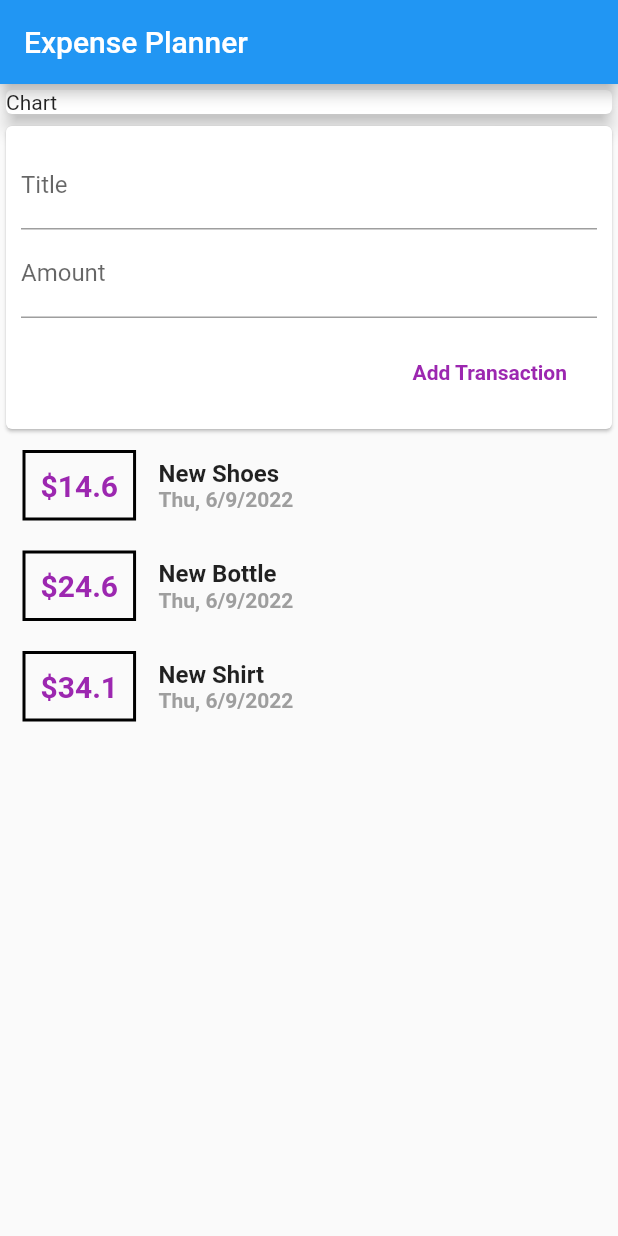
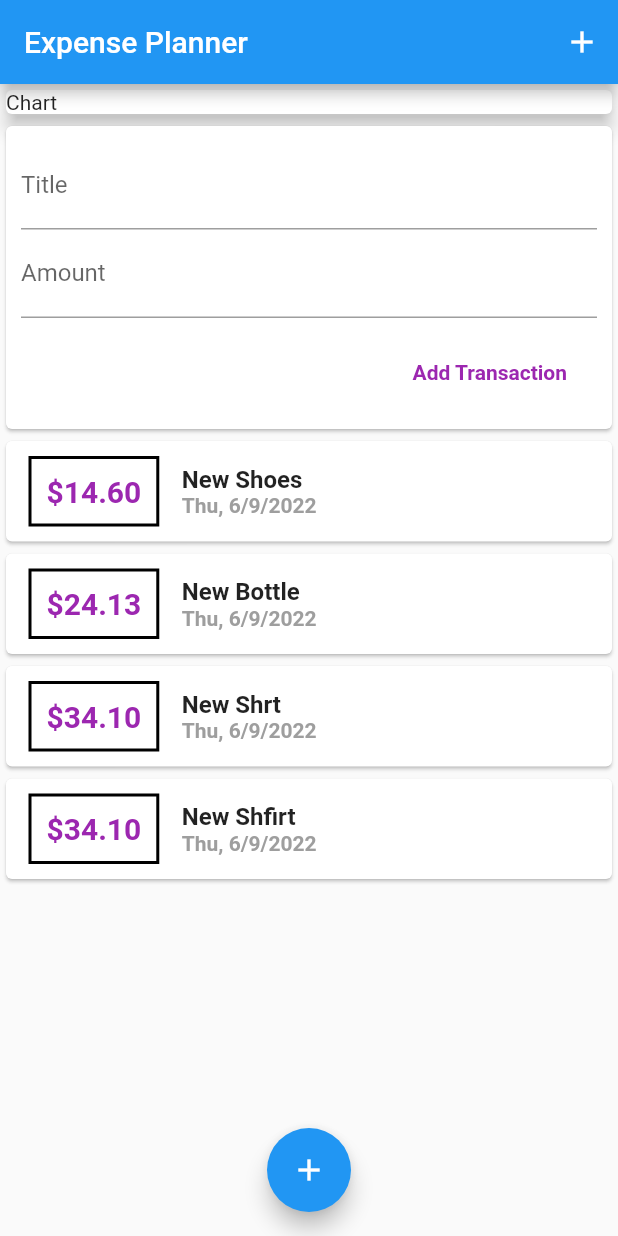
Before and after one commit to mzbudi/Flutter-Expense-Planner, a Flutter app: the screen it shows after launch, after a tap on "Add Transaction", on a phone screen of 412 x 824 dp. Run offline on Flutter 3.47's test engine with Material 2 defaults, Android fonts, the phone set to English and light mode, and no system bars.

Commit message:
add : form validation, home float button blueprint

```diff
--- a/lib/main.dart
+++ b/lib/main.dart
@@ -15,10 +15,18 @@ class Home extends StatelessWidget {
   Widget build(BuildContext context) {
     return MaterialApp(
       home: Scaffold(
-          appBar: AppBar(
-            title: const Text("Expense Planner"),
-          ),
-          body: Column(
+        appBar: AppBar(
+          title: const Text("Expense Planner"),
+          actions: [
+            IconButton(
+              onPressed: () {},
+              icon: const Icon(Icons.add),
+              splashRadius: 20,
+            )
+          ],
+        ),
+        body: SingleChildScrollView(
+          child: Column(
             crossAxisAlignment: CrossAxisAlignment.stretch,
             children: [
               Container(
@@ -30,7 +38,14 @@ class Home extends StatelessWidget {
               ),
               const TransactionView()
             ],
-          )),
+          ),
+        ),
+        floatingActionButton: FloatingActionButton(
+          onPressed: () {},
+          child: const Icon(Icons.add),
+        ),
+        floatingActionButtonLocation: FloatingActionButtonLocation.centerFloat,
+      ),
     );
   }
 }
--- a/lib/view/transaction/transaction_view.dart
+++ b/lib/view/transaction/transaction_view.dart
@@ -15,9 +15,19 @@ class _TransactionViewState extends State<TransactionView> {
     Transaction(
         id: "T1", title: "New Shoes", amount: 14.6, date: DateTime.now()),
     Transaction(
-        id: "T2", title: "New Bottle", amount: 24.6, date: DateTime.now()),
+        id: "T2", title: "New Bottle", amount: 24.126, date: DateTime.now()),
     Transaction(
-        id: "T3", title: "New Shirt", amount: 34.1, date: DateTime.now()),
+        id: "T3", title: "New Shrt", amount: 34.1, date: DateTime.now()),
+    Transaction(
+        id: "T4", title: "New Shfirt", amount: 34.1, date: DateTime.now()),
+    Transaction(
+        id: "T5", title: "Nedsw Shirt", amount: 34.1, date: DateTime.now()),
+    Transaction(
+        id: "T6", title: "New Shairt", amount: 34.1, date: DateTime.now()),
+    Transaction(
+        id: "T7", title: "New Shdirt", amount: 34.1, date: DateTime.now()),
+    Transaction(
+        id: "T8", title: "New Sahirt", amount: 34.1, date: DateTime.now()),
   ];
 
   void _addTransaction({required String title, required double amount}) {
--- a/lib/view/transaction/widgets/transaction_form.dart
+++ b/lib/view/transaction/widgets/transaction_form.dart
@@ -7,6 +7,18 @@ class TransactionForm extends StatelessWidget {
 
   final titleController = TextEditingController();
   final amountController = TextEditingController();
+
+  void submitData() {
+    final enteredTitle = titleController.text;
+    final enteredAmount = double.parse(amountController.text);
+
+    if (enteredTitle.isEmpty || enteredAmount <= 0) {
+      return;
+    }
+
+    addTransaction(title: enteredTitle, amount: enteredAmount);
+  }
+
   @override
   Widget build(BuildContext context) {
     return Card(
@@ -16,20 +28,20 @@ class TransactionForm extends StatelessWidget {
           crossAxisAlignment: CrossAxisAlignment.end,
           children: [
             TextField(
-              decoration: const InputDecoration(labelText: "Title"),
-              controller: titleController,
-            ),
+                decoration: const InputDecoration(labelText: "Title"),
+                controller: titleController,
+                onSubmitted: (_) => submitData()),
             TextField(
               decoration: const InputDecoration(labelText: "Amount"),
               controller: amountController,
+              keyboardType: TextInputType.number,
+              onSubmitted: ((_) => submitData()),
             ),
             Container(
               margin: const EdgeInsets.only(top: 8),
               child: TextButton(
                 onPressed: () {
-                  addTransaction(
-                      title: titleController.text,
-                      amount: double.parse(amountController.text));
+                  submitData();
                 },
                 style: ButtonStyle(
                     padding:
--- a/lib/view/transaction/widgets/transaction_list.dart
+++ b/lib/view/transaction/widgets/transaction_list.dart
@@ -10,16 +10,22 @@ class TransactionList extends StatelessWidget {
 
   @override
   Widget build(BuildContext context) {
-    return Column(
-      children: userTransactions.map((tx) {
-        return Row(
+    return Container(
+      height: 300,
+      child: ListView.builder(
+        itemCount: userTransactions.length,
+        itemBuilder: (ctx, index) {
+          return Card(
+            child: Row(
               children: [
                 Container(
-              margin: const EdgeInsets.symmetric(horizontal: 15, vertical: 10),
+                  margin:
+                      const EdgeInsets.symmetric(horizontal: 15, vertical: 10),
                   decoration: BoxDecoration(
                       border: Border.all(color: Colors.black, width: 2)),
                   padding: const EdgeInsets.all(10),
-              child: Text("\$${tx.amount}",
+                  child: Text(
+                      "\$${userTransactions[index].amount.toStringAsFixed(2)}",
                       style: const TextStyle(
                           fontWeight: FontWeight.bold,
                           fontSize: 20,
@@ -29,20 +35,22 @@ class TransactionList extends StatelessWidget {
                   crossAxisAlignment: CrossAxisAlignment.start,
                   children: [
                     Text(
-                  tx.title,
+                      userTransactions[index].title,
                       style: const TextStyle(
                           fontWeight: FontWeight.bold, fontSize: 16),
                     ),
                     Text(
-                  DateFormat.yMEd().format(tx.date),
+                      DateFormat.yMEd().format(userTransactions[index].date),
                       style: const TextStyle(
                           fontWeight: FontWeight.bold, color: Colors.grey),
                     )
                   ],
                 )
               ],
+            ),
           );
-      }).toList(),
+        },
+      ),
     );
   }
 }
```
Lines whose indentation alone changed are shown as unchanged.
